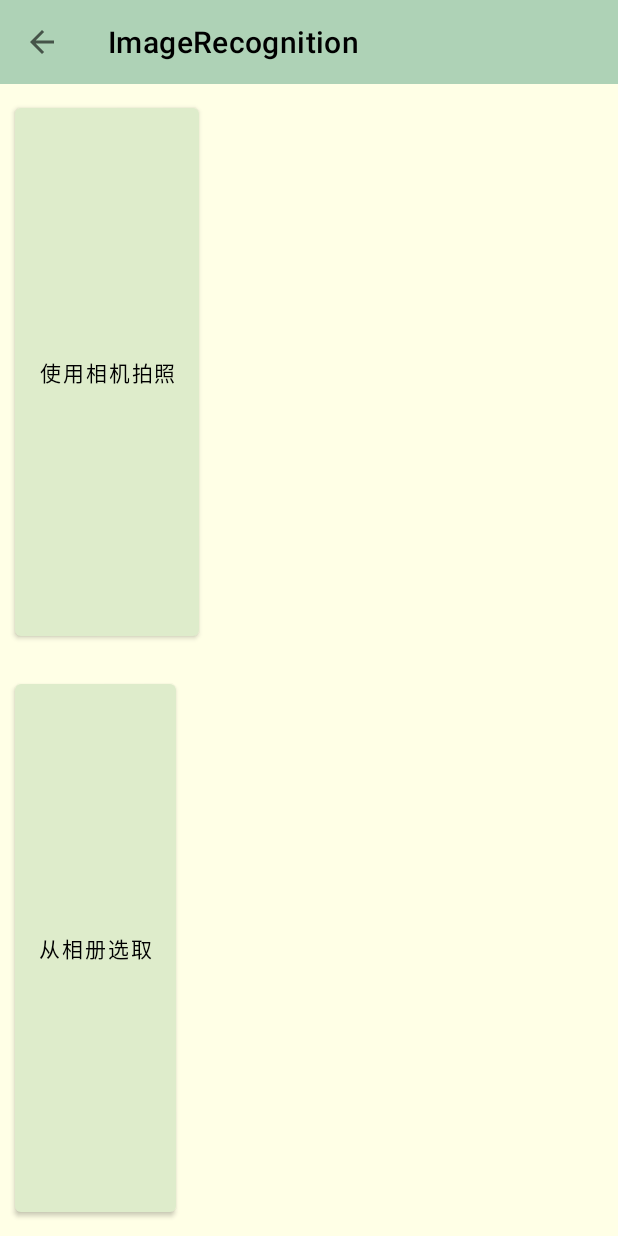
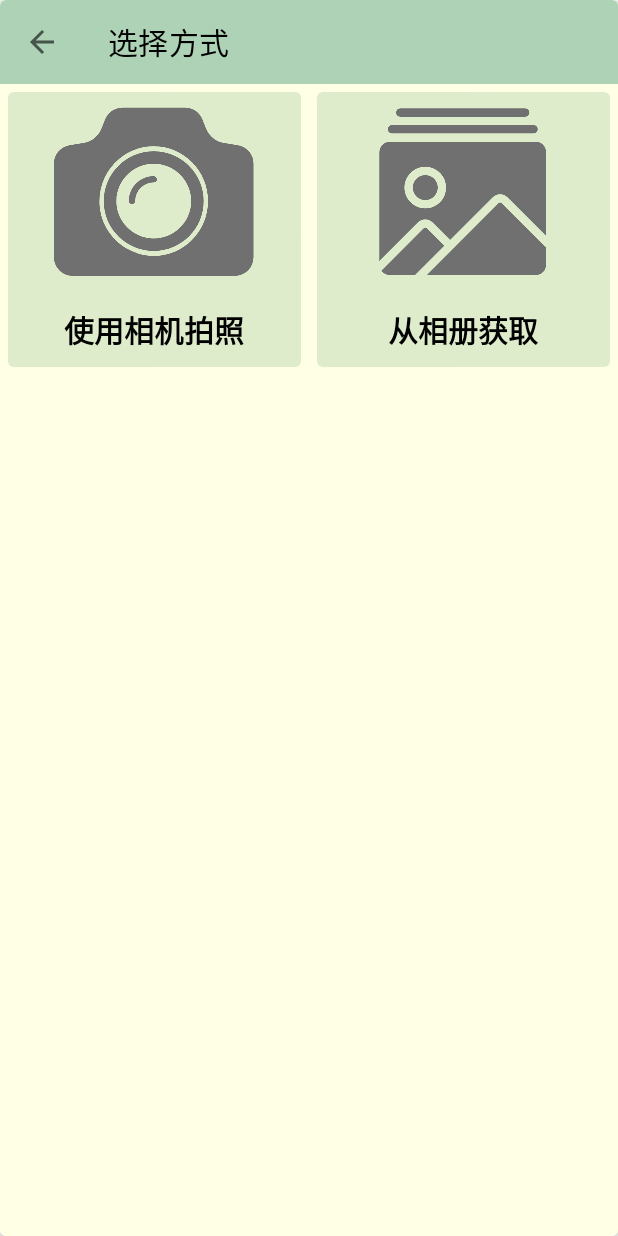
Before and after one commit to Cro-vo/ImageRecognition, an Android app: the ChoiceActivity screen opened directly, with no data from a screen before it, on a phone screen of 412 x 824 dp. Run offline under Robolectric (Android 15) with nearby library versions, the phone set to English and light mode, and no system bars.

Commit message:
finish UI

```diff
--- a/app/src/main/AndroidManifest.xml
+++ b/app/src/main/AndroidManifest.xml
@@ -40,13 +40,16 @@
             android:exported="true" />
 
         <activity
+            android:label="详细信息"
             android:name=".ui.detail.DetailActivity"
             android:theme="@style/DetailActivity"
             android:exported="false" />
         <activity
             android:name=".ui.choice.ChoiceActivity"
+            android:label="选择方式"
             android:exported="false" />
         <activity
+            android:label="结果展示"
             android:name=".ui.animal_plant.AnimalActivity"
             android:exported="false" />
         <activity
--- /dev/null
+++ b/app/src/main/java/com/example/imagerecognition/logic/model/ChoiceObject.kt
@@ -0,0 +1,4 @@
+package com.example.imagerecognition.logic.model
+
+class ChoiceObject(val name: String, val imageId: Int) {
+}
--- a/app/src/main/java/com/example/imagerecognition/ui/choice/ChoiceActivity.kt
+++ b/app/src/main/java/com/example/imagerecognition/ui/choice/ChoiceActivity.kt
@@ -10,9 +10,14 @@ import android.os.Bundle
 import android.provider.MediaStore
 import android.view.MenuItem
 import androidx.core.content.FileProvider
+import androidx.lifecycle.ViewModelProvider
+import androidx.recyclerview.widget.GridLayoutManager
 import com.example.imagerecognition.Utils
 import com.example.imagerecognition.databinding.ActivityChoiceBinding
+import com.example.imagerecognition.logic.LoadingDialog
 import com.example.imagerecognition.ui.animal_plant.AnimalActivity
+import com.example.imagerecognition.ui.mainPage.FunctionAdapter
+import com.example.imagerecognition.ui.mainPage.MainPageViewModel
 import java.io.File
 
 class ChoiceActivity : AppCompatActivity() {
@@ -27,6 +32,7 @@ class ChoiceActivity : AppCompatActivity() {
     lateinit var imgUri: Uri
     lateinit var outputImg: File
 
+    val choiceViewModel by lazy { ViewModelProvider(this).get(ChoiceViewModel::class.java) }
 
     lateinit var binding: ActivityChoiceBinding
 
@@ -39,9 +45,28 @@ class ChoiceActivity : AppCompatActivity() {
             it.setDisplayHomeAsUpEnabled(true)
         }
 
+
+
+        val layoutManager = GridLayoutManager(this, 2)
+        binding.recyclerView.layoutManager = layoutManager
+        val adapter = ChoiceAdapter(this, choiceViewModel.choiceList)
+        binding.recyclerView.adapter = adapter
+
+
         function = intent.getIntExtra("function", 1)
 
-        binding.photoButton.setOnClickListener {
+
+
+    }
+
+    fun albumButton(){
+        val intent = Intent(Intent.ACTION_OPEN_DOCUMENT)
+        intent.addCategory(Intent.CATEGORY_OPENABLE)
+        intent.type = "image/*"
+        startActivityForResult(intent, FROM_ALBUM)
+    }
+
+    fun photoButton(){
         outputImg = File(this.externalCacheDir, "output_image.jpg")
         if (outputImg.exists()){
             outputImg.delete()
@@ -56,16 +81,6 @@ class ChoiceActivity : AppCompatActivity() {
         intent.putExtra(MediaStore.EXTRA_OUTPUT, imgUri)
 
         startActivityForResult(intent, TAKE_PHOTO)
-
-        }
-
-        binding.albumButton.setOnClickListener {
-            val intent = Intent(Intent.ACTION_OPEN_DOCUMENT)
-            intent.addCategory(Intent.CATEGORY_OPENABLE)
-            intent.type = "image/*"
-            startActivityForResult(intent, FROM_ALBUM)
-        }
-
     }
 
     override fun onActivityResult(requestCode: Int, resultCode: Int, data: Intent?) {
--- /dev/null
+++ b/app/src/main/java/com/example/imagerecognition/ui/choice/ChoiceAdapter.kt
@@ -0,0 +1,66 @@
+package com.example.imagerecognition.ui.choice
+
+import android.app.Activity
+import com.example.imagerecognition.databinding.ActivityChoiceBinding
+import com.example.imagerecognition.logic.model.ChoiceObject
+import com.example.imagerecognition.ui.mainPage.MainActivity
+
+
+
+import android.content.Context
+import android.content.Intent
+import android.view.LayoutInflater
+import android.view.View
+import android.view.ViewGroup
+import android.widget.ImageView
+import android.widget.TextView
+import androidx.recyclerview.widget.RecyclerView
+import com.example.imagerecognition.R
+import com.example.imagerecognition.logic.model.FunctionObject
+import com.example.imagerecognition.ui.choice.ChoiceActivity
+
+
+class ChoiceAdapter(private val context: Context, private val choiceList: List<ChoiceObject>) : RecyclerView.Adapter<ChoiceAdapter.ViewHolder>() {
+
+
+    inner class ViewHolder(view: View) : RecyclerView.ViewHolder(view) {
+        val choiceImg: ImageView = view.findViewById(R.id.choiceImg)
+        val choiceName: TextView = view.findViewById(R.id.choiceName)
+    }
+
+    override fun onCreateViewHolder(parent: ViewGroup, viewType: Int): ViewHolder {
+        val view = LayoutInflater.from(parent.context).inflate(R.layout.choice_item, parent, false)
+        val holder = ViewHolder(view)
+        holder.itemView.setOnClickListener {
+            val position = holder.adapterPosition
+            val par = parent.context as ChoiceActivity
+
+            when (choiceList[position].name) {
+                "使用相机拍照" -> {
+
+                    par.photoButton()
+
+                }
+
+                "从相册获取" -> {
+                    par.albumButton()
+
+                }
+            }
+
+
+        }
+        return holder
+    }
+
+    override fun onBindViewHolder(holder: ViewHolder, position: Int) {
+        val function = choiceList[position]
+        holder.choiceImg.setImageResource(function.imageId)
+        holder.choiceName.text = function.name
+    }
+
+    override fun getItemCount() = choiceList.size
+
+
+
+}
--- /dev/null
+++ b/app/src/main/java/com/example/imagerecognition/ui/choice/ChoiceViewModel.kt
@@ -0,0 +1,15 @@
+package com.example.imagerecognition.ui.choice
+
+import androidx.lifecycle.ViewModel
+import com.example.imagerecognition.R
+import com.example.imagerecognition.logic.model.ChoiceObject
+import com.example.imagerecognition.logic.model.FunctionObject
+
+class ChoiceViewModel: ViewModel() {
+
+    public val choiceList = listOf(
+        ChoiceObject("使用相机拍照", R.mipmap.takephoto_icon2),
+        ChoiceObject("从相册获取", R.mipmap.album_icon2)
+    )
+
+}
--- a/app/src/main/res/layout/activity_choice.xml
+++ b/app/src/main/res/layout/activity_choice.xml
@@ -1,12 +1,19 @@
 <?xml version="1.0" encoding="utf-8"?>
-<LinearLayout xmlns:android="http://schemas.android.com/apk/res/android"
+<com.google.android.material.card.MaterialCardView xmlns:android="http://schemas.android.com/apk/res/android"
     xmlns:app="http://schemas.android.com/apk/res-auto"
     xmlns:tools="http://schemas.android.com/tools"
     android:layout_width="match_parent"
+    android:layout_height="wrap_content"
+    app:cardCornerRadius="4dp"
+    app:cardElevation="5dp"
+    android:orientation="vertical">
+
+    <LinearLayout
+        android:layout_width="match_parent"
         android:layout_height="match_parent"
-    tools:context=".ui.choice.ChoiceActivity"
         android:orientation="vertical"
-    android:background="@color/bgcolor">
+        android:background="@color/bgcolor"
+        android:layout_gravity="center">
 
         <androidx.appcompat.widget.Toolbar
             android:id="@+id/toolbar"
@@ -17,23 +24,14 @@
             app:titleTextColor="@color/black"
             app:layout_collapseMode="pin" />
 
-    <Button
-        android:id="@+id/photoButton"
-        android:layout_width="wrap_content"
+        <androidx.recyclerview.widget.RecyclerView
+            android:id="@+id/recyclerView"
+            android:layout_width="match_parent"
             android:layout_height="wrap_content"
-        android:text="使用相机拍照"
-        android:layout_margin="10dp"
-        android:layout_weight="1"
-        tools:layout_editor_absoluteX="101dp"
-        tools:layout_editor_absoluteY="84dp" />
+            android:background="@color/bgcolor"/>
 
-    <Button
-        android:id="@+id/albumButton"
-        android:layout_width="wrap_content"
-        android:layout_height="wrap_content"
-        android:text="从相册选取"
-        android:layout_margin="10dp"
-        android:layout_weight="1"
-        tools:layout_editor_absoluteX="101dp"
-        tools:layout_editor_absoluteY="84dp" />
     </LinearLayout>
+
+
+
+</com.google.android.material.card.MaterialCardView>
--- /dev/null
+++ b/app/src/main/res/layout/choice_item.xml
@@ -0,0 +1,36 @@
+<?xml version="1.0" encoding="utf-8"?>
+<com.google.android.material.card.MaterialCardView xmlns:android="http://schemas.android.com/apk/res/android"
+    xmlns:app="http://schemas.android.com/apk/res-auto"
+    android:layout_width="match_parent"
+    android:layout_height="wrap_content"
+    android:layout_margin="5dp"
+    app:cardCornerRadius="4dp"
+    android:background="@color/shallow">
+
+    <LinearLayout
+        android:orientation="vertical"
+        android:layout_width="match_parent"
+        android:layout_height="match_parent"
+        android:layout_gravity="center"
+        android:gravity="center"
+        android:background="@color/shallow" >
+
+        <ImageView
+            android:id="@+id/choiceImg"
+            android:layout_width="wrap_content"
+            android:layout_height="wrap_content"
+            android:layout_gravity="center"
+            android:scaleType="centerCrop" />
+
+        <TextView
+            android:id="@+id/choiceName"
+            android:layout_width="wrap_content"
+            android:layout_height="wrap_content"
+            android:layout_gravity="center"
+            android:layout_margin="10dp"
+            android:textStyle="bold"
+            android:textSize="20sp" />
+
+    </LinearLayout>
+
+</com.google.android.material.card.MaterialCardView>
--- a/app/src/main/res/values/strings.xml
+++ b/app/src/main/res/values/strings.xml
@@ -1,5 +1,5 @@
 <resources>
-    <string name="app_name">ImageRecognition</string>
+    <string name="app_name">--想识就识</string>
     <!-- TODO: Remove or change this placeholder text -->
     <string name="hello_blank_fragment">Hello blank fragment</string>
 </resources>
```
Also changed, not shown: app/src/main/java/com/example/imagerecognition/logic/LoadingDialog.java (added, +101 -0 lines), app/src/main/java/com/example/imagerecognition/ui/animal_plant/AnimalActivity.kt (+11 -0 lines), app/src/main/res/layout/dialog_loading.xml (added, +39 -0 lines), app/src/main/res/drawable/ic_loading.png (added), app/src/main/res/mipmap-xxhdpi/album_icon.png (added), app/src/main/res/mipmap-xxhdpi/album_icon2.png (added), app/src/main/res/mipmap-xxhdpi/takephoto_icon.png (added), app/src/main/res/mipmap-xxhdpi/takephoto_icon2.png (added). Lines whose indentation alone changed are shown as unchanged.
